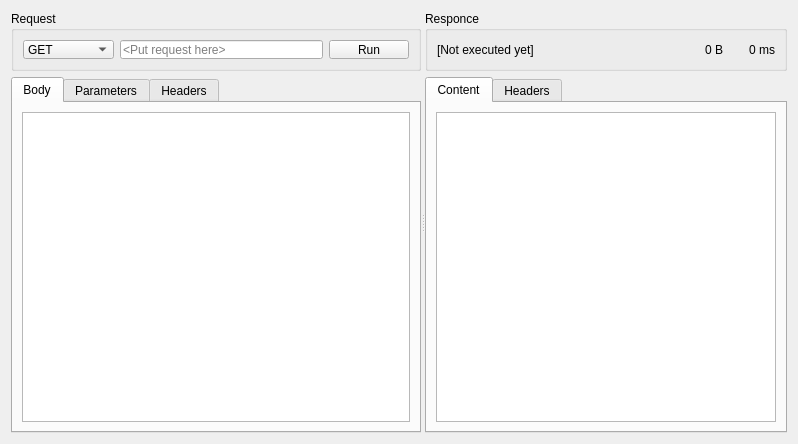
Qt form src/CRequestGUI.ui (ArsMasiuk/bootsmann) before a commit.
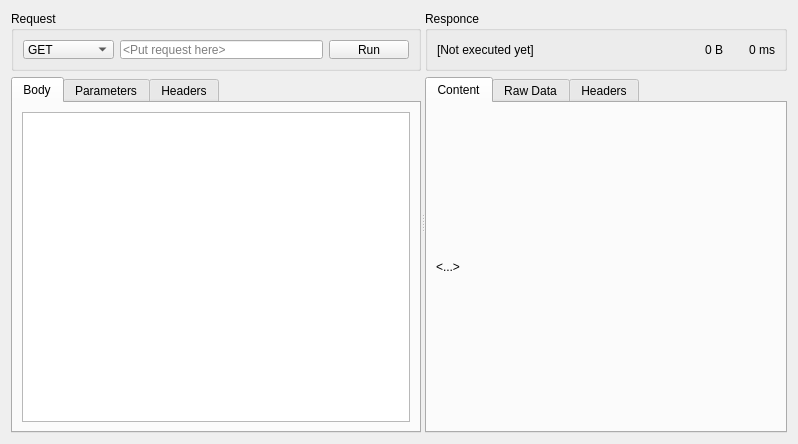
The same form after that commit. The open tabs and pages were chosen to show the change. Custom widgets are drawn as their Qt base class.

Commit message: images shown in reply

```diff
--- a/src/CRequestGUI.ui
+++ b/src/CRequestGUI.ui
@@ -402,6 +402,66 @@
           </attribute>
           <layout class="QVBoxLayout" name="verticalLayout_4">
            <item>
+            <widget class="QStackedWidget" name="ReplyStack">
+             <widget class="QWidget" name="TextPage">
+              <layout class="QVBoxLayout" name="verticalLayout_10">
+               <property name="leftMargin">
+                <number>0</number>
+               </property>
+               <property name="topMargin">
+                <number>0</number>
+               </property>
+               <property name="rightMargin">
+                <number>0</number>
+               </property>
+               <property name="bottomMargin">
+                <number>0</number>
+               </property>
+               <item>
+                <widget class="QTextBrowser" name="ResponsePreview">
+                 <property name="toolTip">
+                  <string>Decoded responce</string>
+                 </property>
+                </widget>
+               </item>
+              </layout>
+             </widget>
+             <widget class="QWidget" name="LabelPage">
+              <layout class="QVBoxLayout" name="verticalLayout_11">
+               <property name="leftMargin">
+                <number>0</number>
+               </property>
+               <property name="topMargin">
+                <number>0</number>
+               </property>
+               <property name="rightMargin">
+                <number>0</number>
+               </property>
+               <property name="bottomMargin">
+                <number>0</number>
+               </property>
+               <item>
+                <widget class="QLabel" name="ResponceLabel">
+                 <property name="text">
+                  <string>&lt;...&gt;</string>
+                 </property>
+                 <property name="scaledContents">
+                  <bool>true</bool>
+                 </property>
+                </widget>
+               </item>
+              </layout>
+             </widget>
+            </widget>
+           </item>
+          </layout>
+         </widget>
+         <widget class="QWidget" name="RawResponceTab">
+          <attribute name="title">
+           <string>Raw Data</string>
+          </attribute>
+          <layout class="QVBoxLayout" name="verticalLayout_9">
+           <item>
             <widget class="QPlainTextEdit" name="ResponseBody">
              <property name="toolTip">
               <string>Data received</string>
```
Left out of the diff: 3 changed lines with no effect on the pictures. The commit also changes 3 other files.
